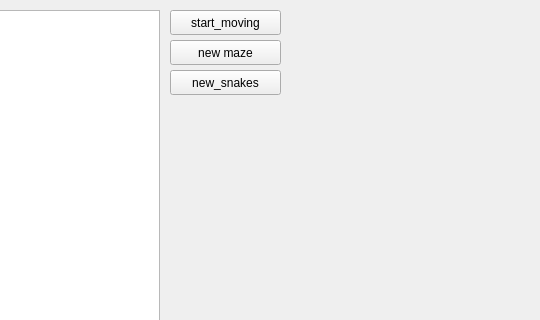
Old version of the form mainwindow.ui in the repository vladkachegov/Snake; both pictures show x 760 to 1300 and y 0 to 320 of the 1300 by 900 pixel window.
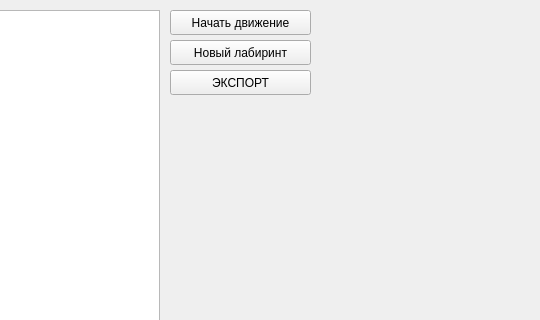
New version of the form.

What changed in the file:
```diff
--- a/mainwindow.ui
+++ b/mainwindow.ui
@@ -29,12 +29,12 @@
      <rect>
       <x>930</x>
       <y>10</y>
-      <width>111</width>
+      <width>141</width>
       <height>25</height>
      </rect>
     </property>
     <property name="text">
-     <string>start_moving</string>
+     <string>Начать движение</string>
     </property>
    </widget>
    <widget class="QPushButton" name="maze_button">
@@ -42,12 +42,12 @@
      <rect>
       <x>930</x>
       <y>40</y>
-      <width>111</width>
+      <width>141</width>
       <height>25</height>
      </rect>
     </property>
     <property name="text">
-     <string>new maze</string>
+     <string>Новый лабиринт</string>
     </property>
    </widget>
    <widget class="QPushButton" name="snakes_button">
@@ -55,12 +55,12 @@
      <rect>
       <x>930</x>
       <y>70</y>
-      <width>111</width>
+      <width>141</width>
       <height>25</height>
      </rect>
     </property>
     <property name="text">
-     <string>new_snakes</string>
+     <string>ЭКСПОРТ</string>
     </property>
    </widget>
   </widget>
```
Left out of the diff: 2 changed lines with no effect on the pictures.
